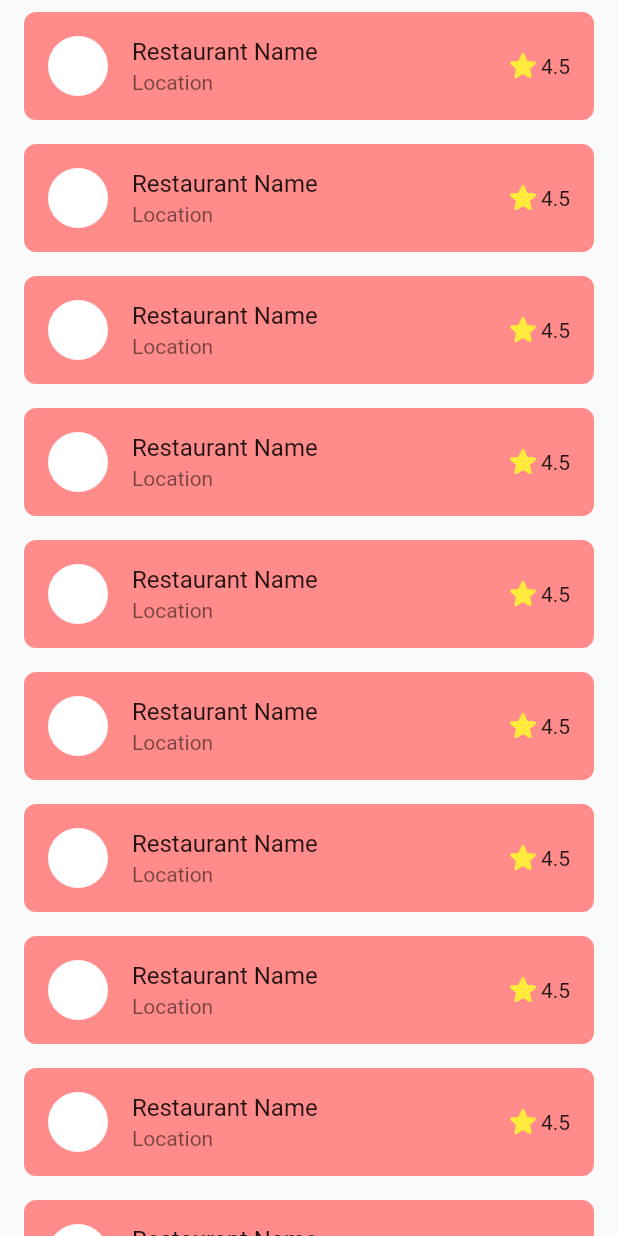
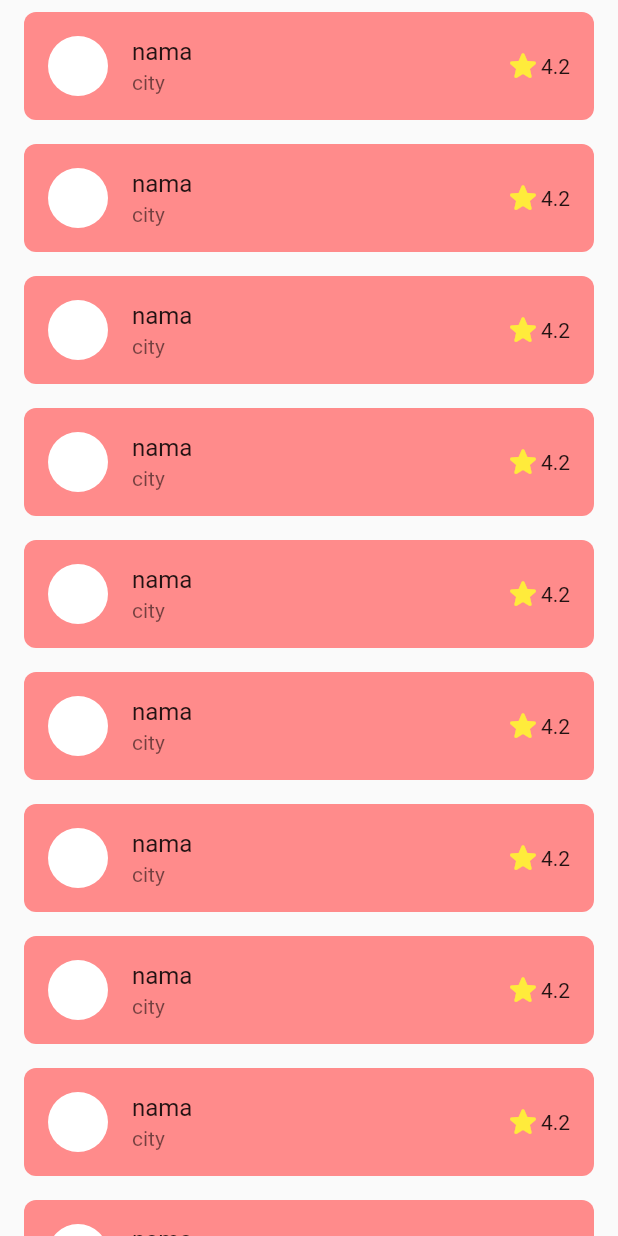
Before and after one commit to DhaniAM/Flutter-restaurant-app-1, a Flutter app: the screen it shows after launch, on a phone screen of 412 x 824 dp. Run offline on Flutter 3.47's test engine with Material 2 defaults, Android fonts, the phone set to English and light mode, and no system bars.

Commit message:
added constructor to homescreen and restaurant detail screen

```diff
--- a/lib/home_screen.dart
+++ b/lib/home_screen.dart
@@ -1,15 +1,29 @@
 import 'package:flutter/material.dart';
 import 'package:restaurant_app_1/restaurant_card.dart';
 
-class Homescreen extends StatelessWidget {
-  const Homescreen({Key? key}) : super(key: key);
+class HomeScreen extends StatefulWidget {
+  const HomeScreen({Key? key}) : super(key: key);
 
+  @override
+  State<HomeScreen> createState() => _HomeScreenState();
+}
+
+class _HomeScreenState extends State<HomeScreen> {
   @override
   Widget build(BuildContext context) {
     return Scaffold(
       body: ListView.builder(
         itemBuilder: (context, index) {
-          return RestaurantCard();
+          return RestaurantCard(
+            restaurantId: "id",
+            restaurantName: "nama",
+            restaurantCity: "city",
+            restaurantDescription: "desc",
+            restaurantPictureId: "picId",
+            restaurantRating: 4.2,
+            restaurantFoods: ["food1", "food2"],
+            restaurantDrinks: ["drink1", "drink2"],
+          );
         },
         itemCount: 10,
       ),
--- a/lib/main.dart
+++ b/lib/main.dart
@@ -16,7 +16,7 @@ class MyApp extends StatelessWidget {
       theme: ThemeData(
         primarySwatch: Colors.blue,
       ),
-      home: Homescreen(),
+      home: const HomeScreen(),
     );
   }
 }
--- a/lib/restaurant_card.dart
+++ b/lib/restaurant_card.dart
@@ -2,7 +2,26 @@ import 'package:flutter/material.dart';
 import 'package:restaurant_app_1/restaurant_detail_screen.dart';
 
 class RestaurantCard extends StatelessWidget {
-  const RestaurantCard({Key? key}) : super(key: key);
+  final String restaurantId;
+  final String restaurantName;
+  final String restaurantCity;
+  final String restaurantDescription;
+  final String restaurantPictureId;
+  final double restaurantRating;
+  final List restaurantFoods;
+  final List restaurantDrinks;
+
+  const RestaurantCard(
+      {Key? key,
+      required this.restaurantName,
+      required this.restaurantCity,
+      required this.restaurantId,
+      required this.restaurantDescription,
+      required this.restaurantPictureId,
+      required this.restaurantRating,
+      required this.restaurantFoods,
+      required this.restaurantDrinks})
+      : super(key: key);
 
   @override
   Widget build(BuildContext context) {
@@ -11,7 +30,16 @@ class RestaurantCard extends StatelessWidget {
       child: GestureDetector(
         onTap: () {
           Navigator.push(context, MaterialPageRoute(builder: ((context) {
-            return RestaurantDetailScreen();
+            return RestaurantDetailScreen(
+              restaurantName: restaurantName,
+              restaurantCity: restaurantCity,
+              restaurantDescription: restaurantDescription,
+              restaurantId: restaurantId,
+              restaurantPictureId: restaurantPictureId,
+              restaurantRating: restaurantRating,
+              restaurantDrinks: restaurantDrinks,
+              restaurantFoods: restaurantFoods,
+            );
           })));
         },
         child: Container(
@@ -23,16 +51,16 @@ class RestaurantCard extends StatelessWidget {
             leading: const CircleAvatar(
               backgroundColor: Colors.white,
             ),
-            title: Text("Restaurant Name"),
-            subtitle: Text("Location"),
+            title: Text(restaurantName),
+            subtitle: Text(restaurantCity),
             trailing: Row(
               mainAxisSize: MainAxisSize.min,
-              children: const <Widget>[
+              children: <Widget>[
                 Icon(
                   Icons.star_rounded,
                   color: Colors.yellow,
                 ),
-                Text("4.5"),
+                Text(restaurantRating.toString()),
               ],
             ),
           ),
--- a/lib/restaurant_data.dart
+++ b/lib/restaurants.dart
@@ -1,22 +1,22 @@
 // To parse this JSON data, do
 //
-//     final restaurantData = restaurantDataFromJson(jsonString);
+//     final restaurants = restaurantsFromJson(jsonString);
 
 import 'dart:convert';
 
-class RestaurantData {
-  RestaurantData({
+Restaurants restaurantsFromJson(String str) =>
+    Restaurants.fromJson(json.decode(str));
+
+String restaurantsToJson(Restaurants data) => json.encode(data.toJson());
+
+class Restaurants {
+  Restaurants({
     required this.restaurants,
   });
 
   List<Restaurant> restaurants;
 
-  factory RestaurantData.fromRawJson(String str) =>
-      RestaurantData.fromJson(json.decode(str));
-
-  String toRawJson() => json.encode(toJson());
-
-  factory RestaurantData.fromJson(Map<String, dynamic> json) => RestaurantData(
+  factory Restaurants.fromJson(Map<String, dynamic> json) => Restaurants(
         restaurants: List<Restaurant>.from(
             json["restaurants"].map((x) => Restaurant.fromJson(x))),
       );
@@ -44,11 +44,6 @@ class Restaurant {
   String city;
   double rating;
   Menus menus;
-
-  factory Restaurant.fromRawJson(String str) =>
-      Restaurant.fromJson(json.decode(str));
-
-  String toRawJson() => json.encode(toJson());
 
   factory Restaurant.fromJson(Map<String, dynamic> json) => Restaurant(
         id: json["id"],
@@ -80,10 +75,6 @@ class Menus {
   List<Drink> foods;
   List<Drink> drinks;
 
-  factory Menus.fromRawJson(String str) => Menus.fromJson(json.decode(str));
-
-  String toRawJson() => json.encode(toJson());
-
   factory Menus.fromJson(Map<String, dynamic> json) => Menus(
         foods: List<Drink>.from(json["foods"].map((x) => Drink.fromJson(x))),
         drinks: List<Drink>.from(json["drinks"].map((x) => Drink.fromJson(x))),
@@ -102,10 +93,6 @@ class Drink {
 
   String name;
 
-  factory Drink.fromRawJson(String str) => Drink.fromJson(json.decode(str));
-
-  String toRawJson() => json.encode(toJson());
-
   factory Drink.fromJson(Map<String, dynamic> json) => Drink(
         name: json["name"],
       );
```
Also changed, not shown: lib/menu_item_name.dart (+5 -4 lines), lib/parse_data.dart (added, +20 -0 lines), lib/restaurant_detail_screen.dart (+37 -20 lines), asset/local_restaurant.json (renamed from local_restaurant.json).
